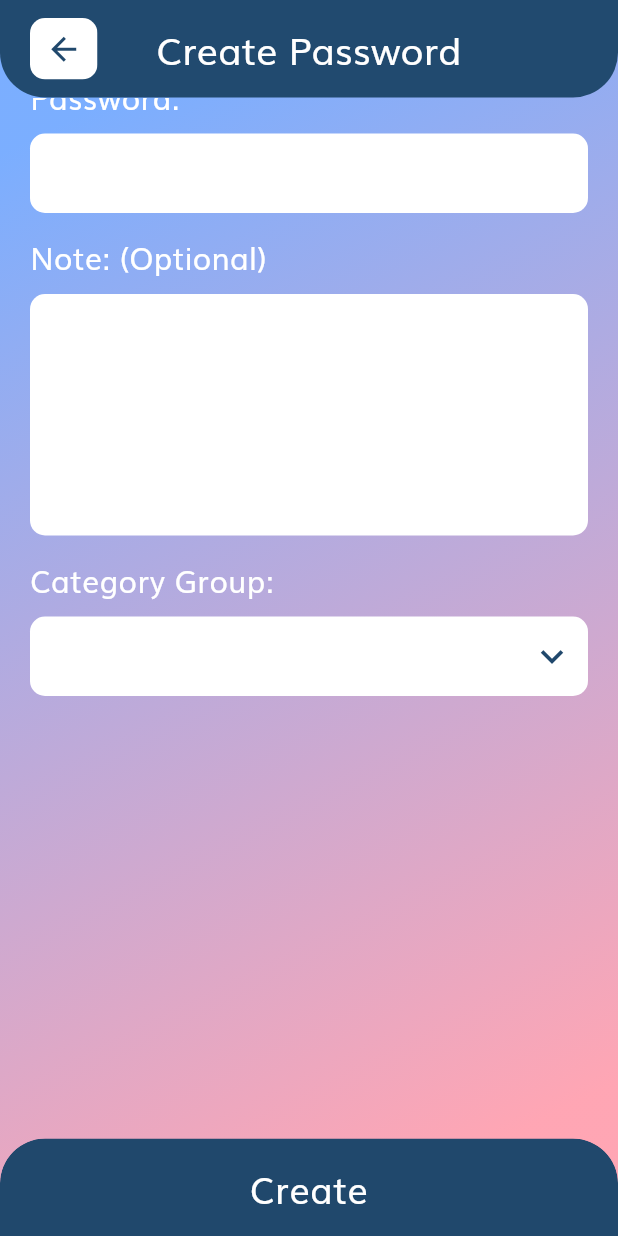
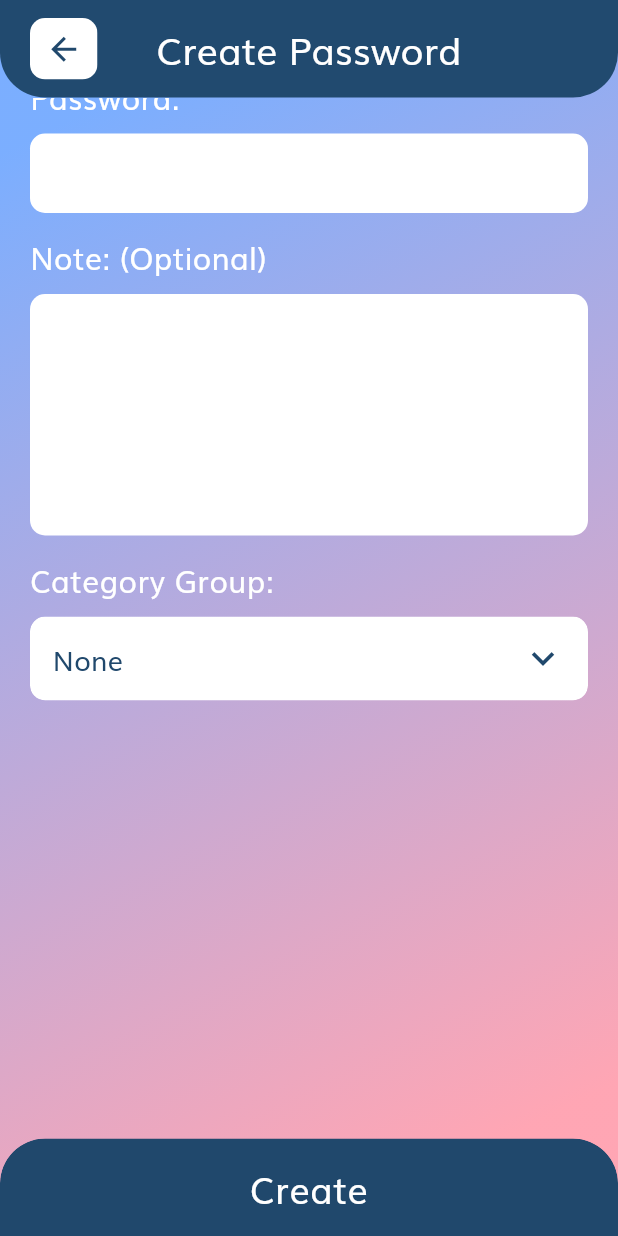
Before and after one commit to SHRIKUNJ1010/PassMana, a Flutter app: the CreateUpdatePasswordScreen screen opened by its route, scrolled down 356 dp, on a phone screen of 412 x 824 dp. Run offline on Flutter 3.47's test engine with Material 3 defaults, Android fonts, the light colour scheme and no system bars; our stand-ins replace flutter_redux, fluttericon, go_router, objectbox, redux; generated files the repository leaves out were written again.

Commit message:
- dropdown search minor modification - selection of group with update field completed - password creation with group completed

```diff
--- a/lib/domain_redux/password/password_actions.dart
+++ b/lib/domain_redux/password/password_actions.dart
@@ -13,6 +13,7 @@ class CreatePassword {
   final String userName;
   final String password;
   final String note;
+  final Group? targetGroup;
 
   CreatePassword({
     required this.title,
@@ -20,6 +21,7 @@ class CreatePassword {
     required this.userName,
     required this.password,
     required this.note,
+    this.targetGroup,
   });
 }
 
--- a/lib/domain_redux/password/password_middleware.dart
+++ b/lib/domain_redux/password/password_middleware.dart
@@ -31,6 +31,7 @@ void Function(Store<AppState> store, CreatePassword action, NextDispatcher next)
       userName: action.userName,
       password: action.password,
       note: action.note,
+      targetGroup: action.targetGroup,
     );
     //get all latest passwords
     List<Password> passwords = objectBox.passwordBox.getAllPasswords();
--- a/lib/presentation/common/drop_down_search_custom/src/properties/popup_props.dart
+++ b/lib/presentation/common/drop_down_search_custom/src/properties/popup_props.dart
@@ -133,7 +133,7 @@ class PopupProps<T> {
     this.disabledItemFn,
     this.isFilterOnline = false,
     this.containerBuilder,
-    this.constraints = const BoxConstraints(maxHeight: 350),
+    this.constraints = const BoxConstraints(maxHeight: 330),
     this.interceptCallBacks = false,
   })  : mode = Mode.menu,
         bottomSheetProps = const BottomSheetProps(),
--- a/lib/presentation/common/drop_down_search_custom/src/properties/text_field_props.dart
+++ b/lib/presentation/common/drop_down_search_custom/src/properties/text_field_props.dart
@@ -11,7 +11,7 @@ class TextFieldProps {
   final TextEditingController? controller;
   final SmartDashesType? smartDashesType;
   final SmartQuotesType? smartQuotesType;
-  final ToolbarOptions? toolbarOptions;
+  /*final ToolbarOptions? toolbarOptions;*/
   final InputDecoration decoration;
   final TextInputType? keyboardType;
   final TextInputAction? textInputAction;
@@ -68,7 +68,7 @@ class TextFieldProps {
     this.textAlignVertical,
     this.textDirection,
     this.readOnly = false,
-    this.toolbarOptions,
+    /*this.toolbarOptions,*/
     this.showCursor,
     this.autofocus = false,
     this.obscuringCharacter = '•',
--- a/lib/presentation/password/create_update_password/create_update_password_screen.dart
+++ b/lib/presentation/password/create_update_password/create_update_password_screen.dart
@@ -37,7 +37,7 @@ class _CreateUpdatePasswordScreenState extends State<CreateUpdatePasswordScreen>
   final TextEditingController userNameController = TextEditingController();
   final TextEditingController passwordController = TextEditingController();
   final TextEditingController noteController = TextEditingController();
-  final TextEditingController groupTargetController = TextEditingController();
+  Group? selectedGroup;
 
   @override
   void dispose() {
@@ -46,7 +46,6 @@ class _CreateUpdatePasswordScreenState extends State<CreateUpdatePasswordScreen>
     userNameController.dispose();
     passwordController.dispose();
     noteController.dispose();
-    groupTargetController.dispose();
     super.dispose();
   }
 
@@ -63,7 +62,7 @@ class _CreateUpdatePasswordScreenState extends State<CreateUpdatePasswordScreen>
           userNameController.text = getPasswordById(store.state, widget.id)?.userName ?? "";
           passwordController.text = getPasswordById(store.state, widget.id)?.password ?? "";
           noteController.text = getPasswordById(store.state, widget.id)?.note ?? "";
-          groupTargetController.text = getPasswordById(store.state, widget.id)?.group.target?.groupName ?? "None";
+          selectedGroup = getPasswordById(store.state, widget.id)?.group.target;
         }
       },
       builder: (BuildContext context, CreateUpdatePasswordViewModel vm) {
@@ -91,7 +90,7 @@ class _CreateUpdatePasswordScreenState extends State<CreateUpdatePasswordScreen>
                             getUserNameField(context, userNameController),
                             getPasswordField(context, passwordController),
                             getNoteField(context, noteController),
-                            getGroupSelectField(context, vm, groupTargetController),
+                            getGroupSelectField(context, vm),
                             const SizedBox(height: 350),
                           ],
                         ),
@@ -113,7 +112,7 @@ class _CreateUpdatePasswordScreenState extends State<CreateUpdatePasswordScreen>
     );
   }
 
-  Column getGroupSelectField(BuildContext context, CreateUpdatePasswordViewModel vm, TextEditingController controller) {
+  Column getGroupSelectField(BuildContext context, CreateUpdatePasswordViewModel vm) {
     return Column(
       mainAxisSize: MainAxisSize.min,
       children: [
@@ -130,9 +129,9 @@ class _CreateUpdatePasswordScreenState extends State<CreateUpdatePasswordScreen>
         ),
         DropdownSearch<Group?>(
           itemAsString: (item) => item?.groupName ?? "None",
-          items: vm.groupSelectOptionList,
+          items: [null, ...vm.groupSelectOptionList],
           compareFn: (g1, g2) => g1?.id == g2?.id,
-          selectedItem: vm.password?.group.target,
+          selectedItem: selectedGroup,
           popupProps: PopupProps.menu(
             showSelectedItems: true,
             containerBuilder: (context, child) {
@@ -164,42 +163,49 @@ class _CreateUpdatePasswordScreenState extends State<CreateUpdatePasswordScreen>
           ),
           onChanged: (item) {
             if (item != null) {
-              controller.text = item.groupName;
+              selectedGroup = item;
             } else {
-              controller.text = "None";
+              selectedGroup = null;
             }
+            setState(() {});
           },
           selectedItemBuilder: (item, onTap) {
-            return InkWell(
+            return Padding(
+              padding: const EdgeInsets.fromLTRB(20, 0, 20, 10),
+              child: ClipRRect(
+                borderRadius: BorderRadius.circular(10),
+                child: Material(
+                  color: AppColors.mWhite,
+                  borderRadius: BorderRadius.circular(10),
+                  child: InkWell(
                     onTap: () {
                       onTap.call();
                     },
                     splashColor: AppColors.primaryColor.withOpacity(0.2),
-              child: Padding(
-                padding: const EdgeInsets.fromLTRB(20, 0, 20, 10),
-                child: TextFormField(
-                  controller: controller,
-                  validator: (text) => null,
-                  enabled: false,
-                  style: TextStyles.getTitleBlueText(18),
-                  decoration: InputDecoration(
-                    fillColor: AppColors.mWhite,
-                    filled: true,
-                    contentPadding: const EdgeInsets.fromLTRB(15, 13, 15, 13),
-                    errorStyle: TextStyles.getTitleOrangeText(20),
-                    border: OutlineInputBorder(
-                      borderSide: BorderSide.none,
+                    child: Container(
+                      padding: const EdgeInsets.fromLTRB(15, 13, 15, 13),
+                      decoration: BoxDecoration(
+                        color: Colors.transparent,
                         borderRadius: BorderRadius.circular(10),
                       ),
-                    suffixIcon: const Icon(
+                      child: Row(
+                        crossAxisAlignment: CrossAxisAlignment.center,
+                        children: [
+                          Expanded(
+                            child: Text(
+                              item?.groupName ?? "None",
+                              style: TextStyles.getTitleBlueText(18),
+                            ),
+                          ),
+                          const Icon(
                             Icons.keyboard_arrow_down,
                             color: AppColors.primaryColor,
                             size: 30,
                           ),
+                        ],
                       ),
-                  onTapOutside: (pointerDown) {
-                    FocusScope.of(context).unfocus();
-                  },
+                    ),
+                  ),
                 ),
               ),
             );
@@ -258,6 +264,7 @@ class _CreateUpdatePasswordScreenState extends State<CreateUpdatePasswordScreen>
                   userName: userNameController.text,
                   password: passwordController.text,
                   note: noteController.text,
+                  targetGroup: selectedGroup,
                 );
               } else {
                 vm.createPassword.call(
@@ -266,6 +273,7 @@ class _CreateUpdatePasswordScreenState extends State<CreateUpdatePasswordScreen>
                   userName: userNameController.text,
                   password: passwordController.text,
                   note: noteController.text,
+                  targetGroup: selectedGroup,
                 );
               }
             }
--- a/lib/presentation/password/password_details/password_details_screen.dart
+++ b/lib/presentation/password/password_details/password_details_screen.dart
@@ -74,7 +74,7 @@ class PasswordDetailsScreen extends StatelessWidget {
                 getNoteContainer(vm),
                 const SizedBox(height: 20),
                 getAssignedToGroupContainer(vm),
-                const SizedBox(height: 800),
+                const SizedBox(height: 80),
               ],
             ),
           ),
```
Also changed, not shown: lib/data_object_box/password_box.dart (+11 -8 lines), lib/presentation/common/drop_down_search_custom/src/widgets/checkbox_widget.dart (+10 -13 lines), lib/presentation/common/drop_down_search_custom/src/widgets/selection_widget.dart (+39 -32 lines), lib/presentation/password/create_update_password/create_update_password_view_model.dart (+22 -8 lines). Lines whose indentation alone changed are shown as unchanged.
